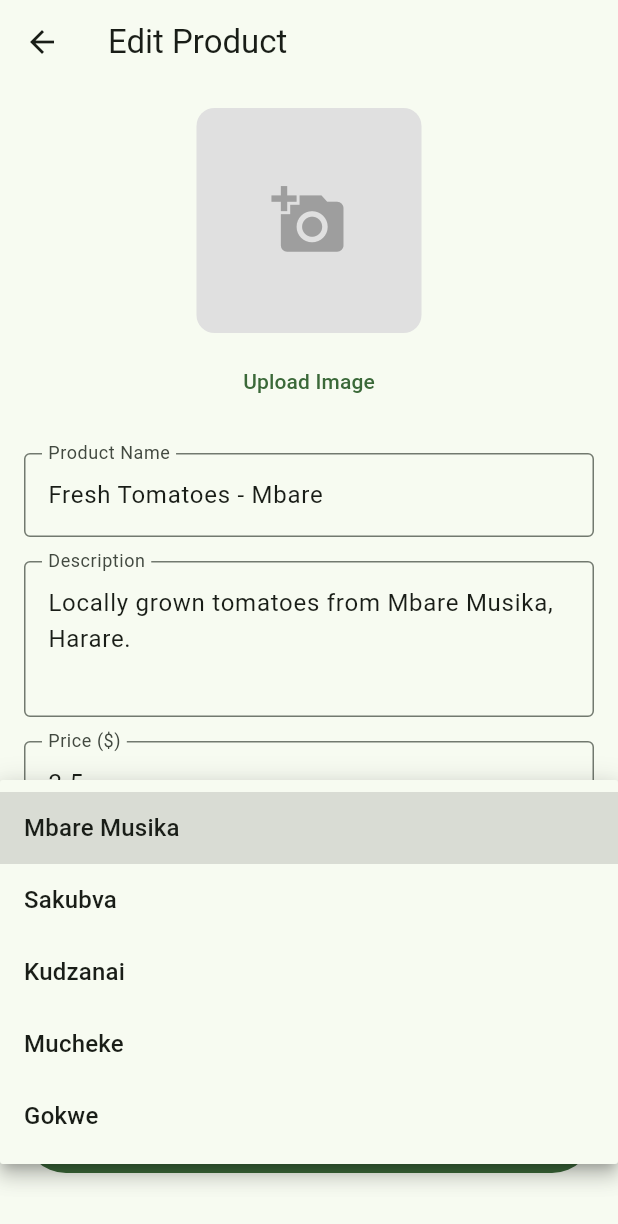
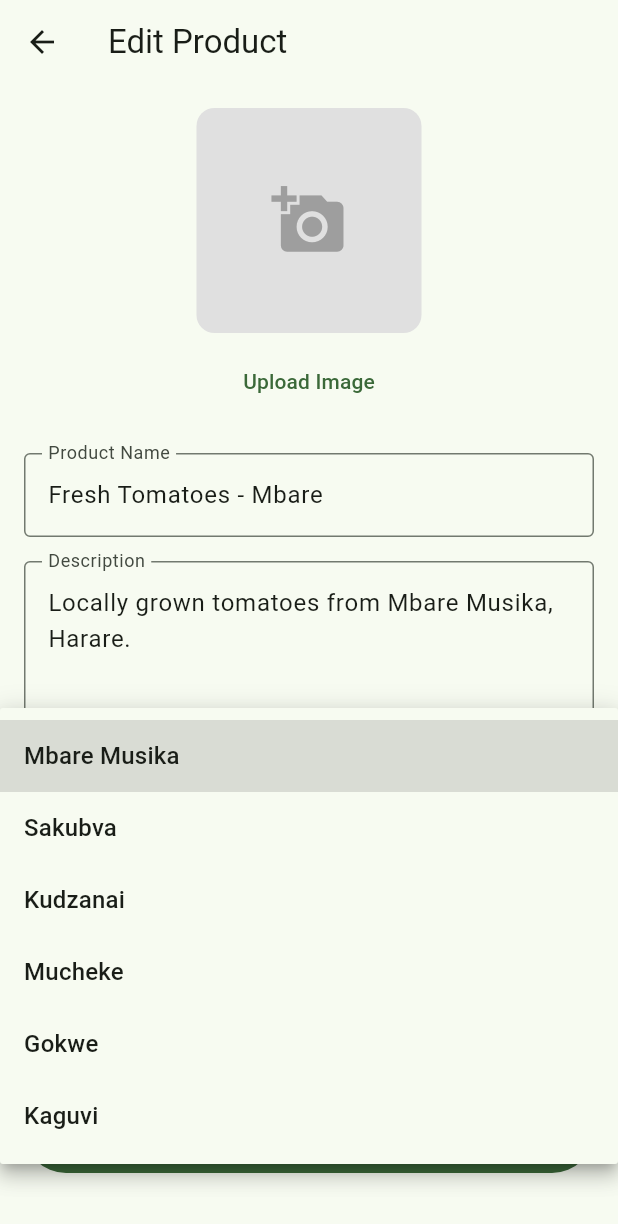
Before and after one commit to PraiseTechzw/zim_shop, a Flutter app: the AddProductScreen screen opened directly with sample values from the repository, after a tap on "Mbare Musika", on a phone screen of 412 x 824 dp. Shown: the top 1224 px of the screen. Run offline on Flutter 3.47's test engine with Material 3 defaults, Android fonts, the phone set to English and light mode, and no system bars; accounts and stored records are empty.

```diff
--- a/lib/mock_data.dart
+++ b/lib/mock_data.dart
@@ -68,6 +68,17 @@ class MockData {
       sellerId: 4,
       sellerName: 'seller2',
     ),
+     Product(
+      id: 5,
+      name: 'Motor Spare Parts - Kaguvi',
+      description: 'Motor spare parts from Kaguvi market.',
+      price: 2.20,
+      imageUrl: 'assets/images/motor.jpg',
+      category: 'Spare Parts',
+      location: 'Kaguvi',
+      sellerId: 4,
+      sellerName: 'seller5',
+    ),
   ];
 
   static final List<Order> orders = [
@@ -109,5 +120,6 @@ class MockData {
     'Kudzanai',
     'Mucheke',
     'Gokwe',
+    "Kaguvi"
   ];
 }
```
Also changed, not shown: assets/images/bananas.jpg (added), assets/images/maize.jpg, assets/images/motor.jpg (added), assets/images/onions.jpg, assets/images/potatoes.jpg, assets/images/tomatoes.jpg.
